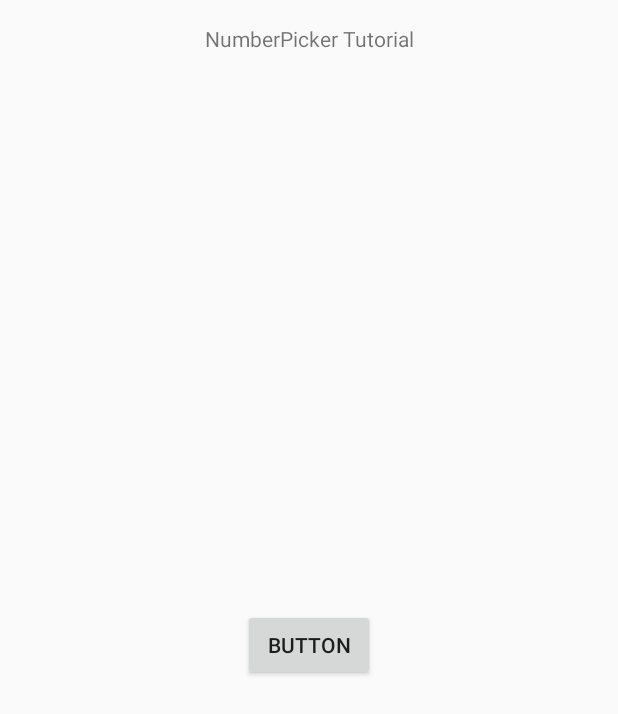
After one commit to s176367/SMA_App, an Android app: the layout fragment_duration_spinner.xml on its own in the app's theme, with its tools: preview values and no code run, on a phone screen of 412 x 824 dp. The commit adds this screen. Shown: the top 714 px of the screen. Run offline under Robolectric (Android 15) with nearby library versions, the phone set to English and light mode, and no system bars; Roboto replaces fonts that are not available here.

Commit message:
Duration oprettet Numberpicker oprettet

```diff
--- a/app/build.gradle
+++ b/app/build.gradle
@@ -19,7 +19,6 @@ android {
     }
 
 
-
 }
 
 
--- a/app/src/main/res/layout/fragment_createmeeting.xml
+++ b/app/src/main/res/layout/fragment_createmeeting.xml
@@ -43,7 +43,9 @@
         android:layout_width="wrap_content"
         android:layout_height="wrap_content"
         android:ems="10"
-        android:inputType="textPersonName"
+        android:focusable="false"
+        android:clickable="true"
+        android:inputType="none"
         android:hint="Duration"
         android:layout_below="@id/time"
         android:layout_centerHorizontal="true"
--- /dev/null
+++ b/app/src/main/res/layout/fragment_duration_spinner.xml
@@ -0,0 +1,32 @@
+<?xml version="1.0" encoding="utf-8"?>
+<android.support.constraint.ConstraintLayout xmlns:android="http://schemas.android.com/apk/res/android"
+    xmlns:app="http://schemas.android.com/apk/res-auto"
+    xmlns:tools="http://schemas.android.com/tools"
+    android:layout_width="match_parent"
+    android:layout_height="match_parent"
+    tools:context="com.example.sma.">
+
+    <TextView
+        android:id="@+id/textView"
+        android:layout_width="wrap_content"
+        android:layout_height="wrap_content"
+        android:layout_marginEnd="8dp"
+        android:layout_marginStart="8dp"
+        android:layout_marginTop="16dp"
+        android:text="NumberPicker Tutorial"
+        app:layout_constraintLeft_toLeftOf="parent"
+        app:layout_constraintRight_toRightOf="parent"
+        app:layout_constraintTop_toTopOf="parent"/>
+
+    <Button
+        android:id="@+id/button"
+        android:layout_width="wrap_content"
+        android:layout_height="wrap_content"
+        android:onClick="showNumberPicker"
+        android:text="Button"
+        app:layout_constraintBottom_toBottomOf="parent"
+        app:layout_constraintEnd_toEndOf="parent"
+        app:layout_constraintStart_toStartOf="parent"
+        app:layout_constraintTop_toBottomOf="@+id/textView" />
+
+</android.support.constraint.ConstraintLayout>
--- a/app/src/main/res/values/styles.xml
+++ b/app/src/main/res/values/styles.xml
@@ -8,4 +8,6 @@
         <item name="colorAccent">@color/colorAccent</item>
     </style>
 
+
+
 </resources>
```
Also changed, not shown: app/src/main/java/com/example/sma/CreateMeeting/FragmentCreateMeeting.java (+68 -19 lines), app/src/main/java/com/example/sma/DurationNPFragment.java (added, +113 -0 lines).
